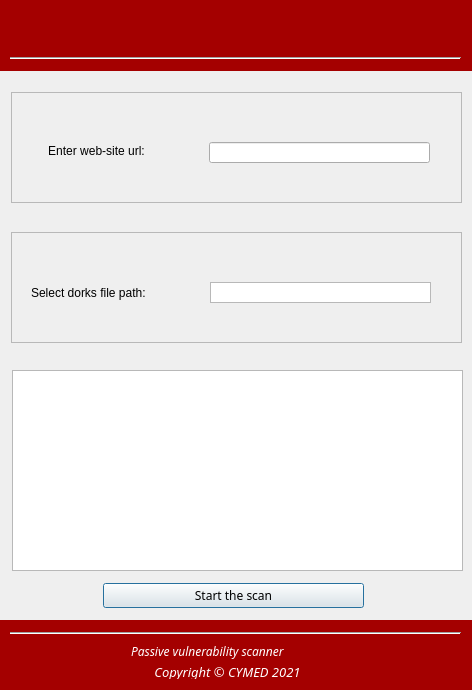
Above: vulndork_gui.ui from cataliniovita/vulndork before the change. Below: the same form after it.
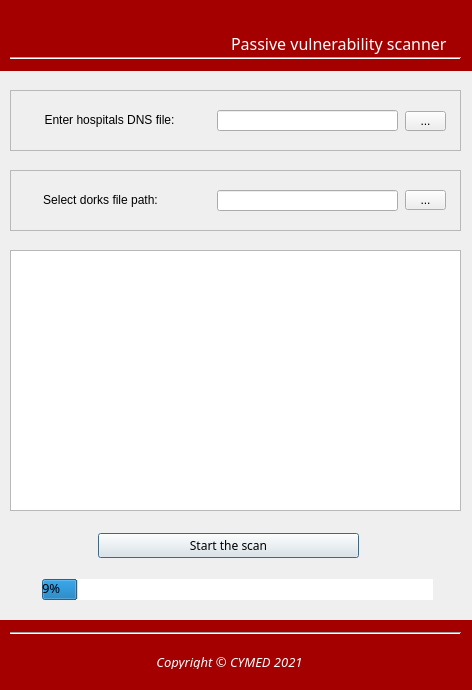
That is the form after the change. Icons and pictures are not drawn.

Commit message: dir browse

Diff of the .ui file:
```diff
--- a/vulndork_gui.ui
+++ b/vulndork_gui.ui
@@ -57,10 +57,10 @@
   <widget class="QFrame" name="frame">
    <property name="geometry">
     <rect>
-     <x>11</x>
-     <y>92</y>
+     <x>10</x>
+     <y>90</y>
      <width>451</width>
-     <height>111</height>
+     <height>61</height>
     </rect>
    </property>
    <property name="styleSheet">
@@ -75,14 +75,14 @@
    <widget class="QLabel" name="label">
     <property name="geometry">
      <rect>
-      <x>5</x>
-      <y>39</y>
-      <width>161</width>
+      <x>4</x>
+      <y>10</y>
+      <width>191</width>
       <height>41</height>
      </rect>
     </property>
     <property name="text">
-     <string>Enter web-site url:</string>
+     <string>Enter hospitals DNS file:</string>
     </property>
     <property name="textFormat">
      <enum>Qt::RichText</enum>
@@ -94,9 +94,9 @@
    <widget class="QLineEdit" name="lineEdit">
     <property name="geometry">
      <rect>
-      <x>198</x>
-      <y>50</y>
-      <width>221</width>
+      <x>207</x>
+      <y>20</y>
+      <width>181</width>
       <height>21</height>
      </rect>
     </property>
@@ -104,51 +104,25 @@
      <string/>
     </property>
    </widget>
-  </widget>
-  <widget class="QFrame" name="frame_2">
-   <property name="geometry">
-    <rect>
-     <x>11</x>
-     <y>232</y>
-     <width>451</width>
-     <height>111</height>
-    </rect>
-   </property>
-   <property name="frameShape">
-    <enum>QFrame::StyledPanel</enum>
-   </property>
-   <property name="frameShadow">
-    <enum>QFrame::Raised</enum>
-   </property>
-   <widget class="QLabel" name="label_2">
+   <widget class="QToolButton" name="browse1">
     <property name="geometry">
      <rect>
-      <x>20</x>
-      <y>40</y>
-      <width>151</width>
-      <height>41</height>
+      <x>395</x>
+      <y>21</y>
+      <width>41</width>
+      <height>20</height>
      </rect>
     </property>
     <property name="text">
-     <string>Select dorks file path:</string>
-    </property>
-   </widget>
-   <widget class="QTreeView" name="treeView">
-    <property name="geometry">
-     <rect>
-      <x>199</x>
-      <y>50</y>
-      <width>221</width>
-      <height>21</height>
-     </rect>
+     <string>...</string>
     </property>
    </widget>
   </widget>
   <widget class="QLabel" name="label_3">
    <property name="geometry">
     <rect>
-     <x>20</x>
-     <y>20</y>
+     <x>17</x>
+     <y>15</y>
      <width>161</width>
      <height>31</height>
     </rect>
@@ -160,8 +134,8 @@
   <widget class="QPushButton" name="pushButton">
    <property name="geometry">
     <rect>
-     <x>103</x>
-     <y>583</y>
+     <x>98</x>
+     <y>533</y>
      <width>261</width>
      <height>25</height>
     </rect>
@@ -205,8 +179,8 @@
   <widget class="QLabel" name="label_6">
    <property name="geometry">
     <rect>
-     <x>152</x>
-     <y>663</y>
+     <x>154</x>
+     <y>653</y>
      <width>151</width>
      <height>16</height>
     </rect>
@@ -231,24 +205,124 @@
   <widget class="QListView" name="listView">
    <property name="geometry">
     <rect>
-     <x>12</x>
-     <y>370</y>
+     <x>10</x>
+     <y>250</y>
      <width>451</width>
-     <height>201</height>
+     <height>261</height>
     </rect>
    </property>
   </widget>
   <widget class="QLabel" name="label_8">
    <property name="geometry">
     <rect>
-     <x>131</x>
-     <y>643</y>
-     <width>191</width>
-     <height>17</height>
+     <x>231</x>
+     <y>28</y>
+     <width>221</width>
+     <height>31</height>
     </rect>
    </property>
+   <property name="font">
+    <font>
+     <family>Umpush</family>
+    </font>
+   </property>
    <property name="text">
-    <string>&lt;html&gt;&lt;head/&gt;&lt;body&gt;&lt;p&gt;&lt;span style=&quot; font-style:italic; color:#ffffff;&quot;&gt;Passive vulnerability scanner&lt;/span&gt;&lt;/p&gt;&lt;/body&gt;&lt;/html&gt;</string>
+    <string>&lt;html&gt;&lt;head/&gt;&lt;body&gt;&lt;p&gt;&lt;span style=&quot; font-size:12pt; color:#ffffff;&quot;&gt;Passive vulnerability scanner&lt;/span&gt;&lt;/p&gt;&lt;/body&gt;&lt;/html&gt;</string>
+   </property>
+  </widget>
+  <widget class="QFrame" name="dorks_path">
+   <property name="geometry">
+    <rect>
+     <x>10</x>
+     <y>170</y>
+     <width>451</width>
+     <height>61</height>
+    </rect>
+   </property>
+   <property name="styleSheet">
+    <string notr="true"/>
+   </property>
+   <property name="frameShape">
+    <enum>QFrame::StyledPanel</enum>
+   </property>
+   <property name="frameShadow">
+    <enum>QFrame::Raised</enum>
+   </property>
+   <widget class="QLabel" name="label_9">
+    <property name="geometry">
+     <rect>
+      <x>10</x>
+      <y>10</y>
+      <width>161</width>
+      <height>41</height>
+     </rect>
+    </property>
+    <property name="text">
+     <string>Select dorks file path:</string>
+    </property>
+    <property name="textFormat">
+     <enum>Qt::RichText</enum>
+    </property>
+    <property name="alignment">
+     <set>Qt::AlignCenter</set>
+    </property>
+   </widget>
+   <widget class="QLineEdit" name="lineEdit_2">
+    <property name="geometry">
+     <rect>
+      <x>207</x>
+      <y>20</y>
+      <width>181</width>
+      <height>21</height>
+     </rect>
+    </property>
+    <property name="text">
+     <string/>
+    </property>
+   </widget>
+   <widget class="QToolButton" name="browse2">
+    <property name="geometry">
+     <rect>
+      <x>395</x>
+      <y>20</y>
+      <width>41</width>
+      <height>20</height>
+     </rect>
+    </property>
+    <property name="text">
+     <string>...</string>
+    </property>
+   </widget>
+  </widget>
+  <widget class="QProgressBar" name="progressBar">
+   <property name="geometry">
+    <rect>
+     <x>42</x>
+     <y>579</y>
+     <width>391</width>
+     <height>21</height>
+    </rect>
+   </property>
+   <property name="font">
+    <font>
+     <family>Umpush</family>
+     <pointsize>10</pointsize>
+    </font>
+   </property>
+   <property name="toolTipDuration">
+    <number>-1</number>
+   </property>
+   <property name="layoutDirection">
+    <enum>Qt::LeftToRight</enum>
+   </property>
+   <property name="styleSheet">
+    <string notr="true">alternate-background-color: rgb(164, 0, 0);</string>
+   </property>
+   <property name="minimum">
+    <number>0</number>
+   </property>
+   <property name="value">
+    <number>9</number>
    </property>
   </widget>
   <zorder>label_5</zorder>
```
Left out of the diff: 11 changed lines with no effect on the pictures. The commit also changes 1 other file.
